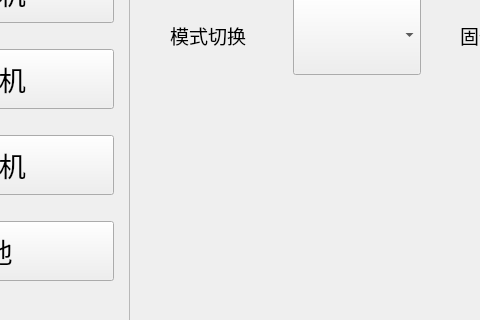
Mrjiong-ff/syt_hmi, file ui/developer_widget.ui: the form before one commit; both pictures show x 163 to 643 and y 126 to 446 of the 1221 by 736 pixel window.
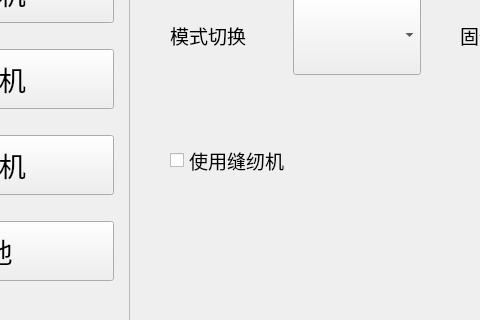
The form after the commit. The open tabs and pages were chosen to show the change. Custom widgets are drawn as their Qt base class.

What changed in the file:
```diff
--- a/ui/developer_widget.ui
+++ b/ui/developer_widget.ui
@@ -3772,7 +3772,7 @@
           </item>
          </layout>
         </widget>
-        <widget class="QWidget" name="layoutWidget">
+        <widget class="QWidget" name="layoutWidget_update">
          <property name="geometry">
           <rect>
            <x>330</x>
@@ -3876,6 +3876,24 @@
           </item>
          </layout>
         </widget>
+        <widget class="QCheckBox" name="use_sewing_check_box">
+         <property name="geometry">
+          <rect>
+           <x>40</x>
+           <y>180</y>
+           <width>141</width>
+           <height>51</height>
+          </rect>
+         </property>
+         <property name="font">
+          <font>
+           <pointsize>14</pointsize>
+          </font>
+         </property>
+         <property name="text">
+          <string>使用缝纫机</string>
+         </property>
+        </widget>
        </widget>
       </widget>
      </item>
```
